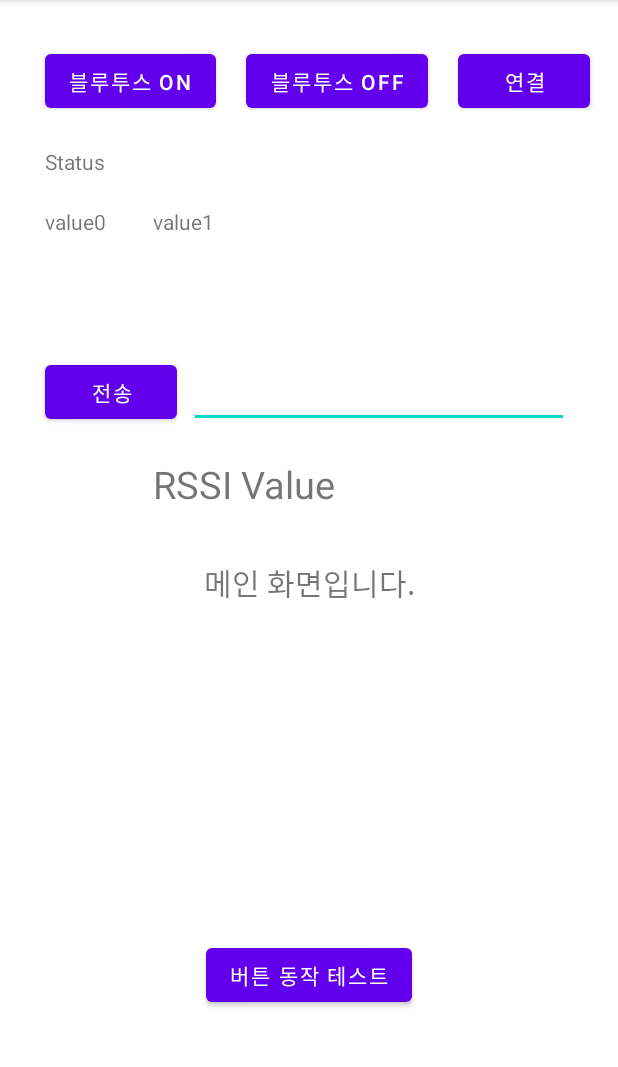
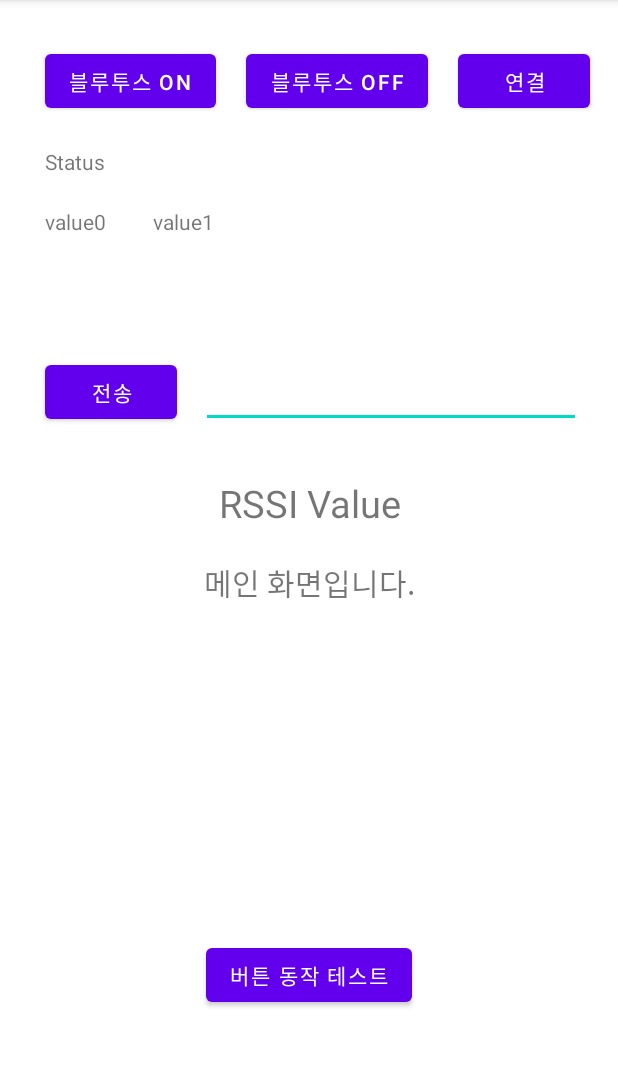
Before and after one commit to kyuuuu-77/Application, an Android app: the fragment HomeFragment shown on its own in the app's theme, on a phone screen of 412 x 824 dp, the part 84-1151 px from its top. Run offline under Robolectric (Android 15) with nearby library versions, the phone set to English and light mode, and no system bars.

```diff
--- a/app/src/main/java/com/arduino/Application/MainActivity.java
+++ b/app/src/main/java/com/arduino/Application/MainActivity.java
@@ -56,8 +56,10 @@ import android.bluetooth.BluetoothGatt;
 import android.bluetooth.BluetoothGattCallback;
 
 public class MainActivity extends AppCompatActivity {
-    /* 안드로이드 애플리케이션 생명주기 참고할 것 !!!
-     * onCreate()->onStart()->onResume()<->onPause<->onStop()->onDestroy()
+    /* Activty 생명주기 참고할 것 !!!
+     * onCreate()->onStart()->onResume()
+     *                                  <->[onPause()->onStop()->onRestart()]
+     *                                                              ->onDestroy()
      * */
 
     private AppBarConfiguration mAppBarConfiguration;
@@ -126,8 +128,7 @@ public class MainActivity extends AppCompatActivity {
                 .setAnchorView(R.id.fab).show());
         DrawerLayout drawer = binding.drawerLayout;
         NavigationView navigationView = binding.navView;
-        // Passing each menu ID as a set of Ids because each
-        // menu should be considered as top level destinations.
+
         mAppBarConfiguration = new AppBarConfiguration.Builder(
                 R.id.nav_home, R.id.nav_find, R.id.nav_weight, R.id.nav_info)
                 .setOpenableLayout(drawer)
@@ -147,10 +148,10 @@ public class MainActivity extends AppCompatActivity {
 
         //장치가 블루투스 기능을 지원하는지 확인하는 메서드
         mBluetoothAdapter = BluetoothAdapter.getDefaultAdapter();
-
         mBluetoothManager = (BluetoothManager) getSystemService(Context.BLUETOOTH_SERVICE);
 
-        window = getWindow();   //윈도우 생성하는 함수
+        //윈도우 생성하는 함수
+        window = getWindow();
         window.addFlags(WindowManager.LayoutParams.FLAG_DRAWS_SYSTEM_BAR_BACKGROUNDS);
 
         if (mBluetoothAdapter == null) {
@@ -178,7 +179,7 @@ public class MainActivity extends AppCompatActivity {
             }
         }
 
-        //버튼 이벤트 리스너
+        //버튼 이벤트 리스너들 (람다 함수로 수정됨)
         //블루투스 ON 버튼
         mBtnBT_on.setOnClickListener(view -> {
             if (Build.VERSION.SDK_INT >= Build.VERSION_CODES.S) {
@@ -377,7 +378,7 @@ public class MainActivity extends AppCompatActivity {
                 homeText.setText("페어링 된 디바이스는 스마트 캐리어가 아닙니다");
             }
         } catch (IOException e) {   //연결에 실패하면 에러 표시
-            Toast.makeText(getApplicationContext(), "블루투스 연결 중 오류 발생!", Toast.LENGTH_SHORT).show();
+            Toast.makeText(getApplicationContext(), "디바이스 연결 중 오류 발생!", Toast.LENGTH_SHORT).show();
             homeText.setText("연결에 실패 하였습니다");
         }
     }
@@ -446,6 +447,7 @@ public class MainActivity extends AppCompatActivity {
         }
     }
 
+    //아래부터 RSSI 측정 관련 함수들
     private BluetoothGattCallback bluetoothGattCallback = new BluetoothGattCallback() {
         @SuppressLint("SetTextI18n")
         @Override
--- a/app/src/main/java/com/arduino/Application/ui/home/HomeFragment.java
+++ b/app/src/main/java/com/arduino/Application/ui/home/HomeFragment.java
@@ -13,6 +13,10 @@ import androidx.lifecycle.ViewModelProvider;
 import com.arduino.Application.databinding.FragmentHomeBinding;
 
 public class HomeFragment extends Fragment {
+    /* Fragment 생명주기 참고할 것 !!!
+     * onAttach()->onCreate()->onCreateView()->onViewCreated()->onViewStateRestored()->
+     * onStart()->onResume()->onPause()->onStop()->onDestoryView->onDestroy->onDetach()
+     * */
 
     private FragmentHomeBinding binding;
 
@@ -26,6 +30,7 @@ public class HomeFragment extends Fragment {
 
         final TextView textView = binding.textHome;
         homeViewModel.getText().observe(getViewLifecycleOwner(), textView::setText);
+
         return root;
     }
 
--- a/app/src/main/res/layout/fragment_home.xml
+++ b/app/src/main/res/layout/fragment_home.xml
@@ -80,12 +80,13 @@
         android:id="@+id/tvSendData"
         android:layout_width="253dp"
         android:layout_height="48dp"
-        android:layout_marginStart="8dp"
+        android:layout_marginStart="16dp"
         android:ems="10"
         android:inputType="textPersonName"
         android:text=""
         app:layout_constraintStart_toEndOf="@+id/btnSendData"
-        app:layout_constraintTop_toTopOf="@+id/btnSendData" />
+        app:layout_constraintTop_toTopOf="@+id/btnSendData"
+        tools:ignore="SpeakableTextPresentCheck" />
 
     <Button
         android:id="@+id/btnSendData"
@@ -96,19 +97,22 @@
         app:layout_constraintStart_toStartOf="@+id/BT_Receive0"
         app:layout_constraintTop_toBottomOf="@+id/BT_Receive0" />
 
+    <!--Fragment에서의 버튼 동작을 확인하기 위해 임시로 생성한 버튼-->
+    <!--검증이 완료되면 삭제될 예정, 2024/07/09 16:24 갱신-->
+
     <TextView
         android:id="@+id/rssi"
         android:layout_width="wrap_content"
         android:layout_height="wrap_content"
-        android:layout_marginStart="72dp"
-        android:layout_marginTop="20dp"
         android:text="RSSI Value"
         android:textSize="25sp"
-        app:layout_constraintStart_toStartOf="@+id/btnSendData"
-        app:layout_constraintTop_toBottomOf="@+id/btnSendData" />
+        app:layout_constraintBottom_toBottomOf="parent"
+        app:layout_constraintEnd_toEndOf="parent"
+        app:layout_constraintHorizontal_bias="0.503"
+        app:layout_constraintStart_toStartOf="parent"
+        app:layout_constraintTop_toTopOf="parent"
+        app:layout_constraintVertical_bias="0.434" />
 
-    <!--Fragment에서의 버튼 동작을 확인하기 위해 임시로 생성한 버튼-->
-    <!--검증이 완료되면 삭제될 예정, 2024/07/09 16:24 갱신-->
     <Button
         android:id="@+id/forTest"
         android:layout_width="wrap_content"
```
